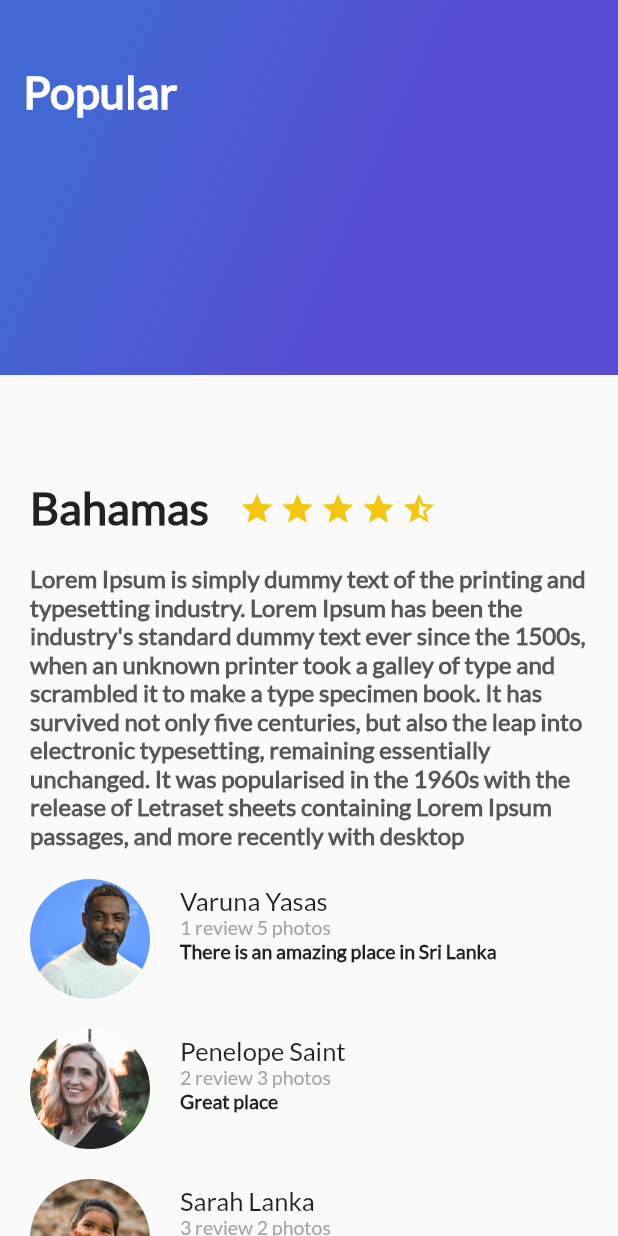
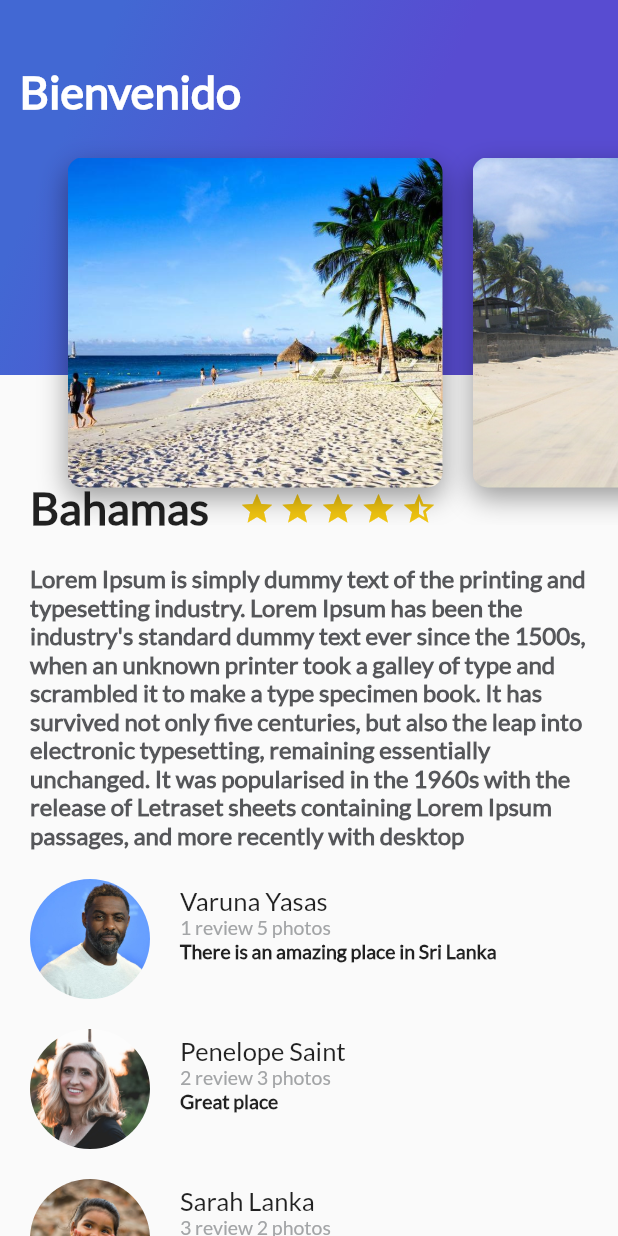
Before and after one commit to davidaskenazy/tripsApp, a Flutter app: the screen it shows after launch, on a phone screen of 412 x 824 dp. Run offline on Flutter 3.47's test engine with Material 2 defaults, Android fonts, the phone set to English and light mode, and no system bars.

Commit message:
ListView

```diff
--- a/lib/card_image.dart
+++ b/lib/card_image.dart
@@ -1,7 +1,7 @@
 import 'package:flutter/material.dart';
 
 class CardImage extends StatelessWidget {
-  String pathImage = "asset/img/beach.jpeg";
+  String pathImage = "assets/img/beach.jpeg";
 
   CardImage(this.pathImage);
 
--- /dev/null
+++ b/lib/card_image_list.dart
@@ -0,0 +1,21 @@
+import 'package:flutter/material.dart';
+import 'card_image.dart';
+
+class CardImageList extends StatelessWidget {
+  @override
+  Widget build(BuildContext context) {
+    return Container(
+      height: 350.0,
+      child: ListView(
+        padding: EdgeInsets.all(25.0),
+        scrollDirection: Axis.horizontal,
+        children: <Widget>[
+          CardImage("assets/img/beach.jpeg"),
+          CardImage("assets/img/beach2.jpg"),
+          CardImage("assets/img/river.jpg"),
+          CardImage("assets/img/sunset.jpg")
+        ],
+      ),
+    );
+  }
+}
--- /dev/null
+++ b/lib/header_appbar.dart
@@ -0,0 +1,12 @@
+import 'package:flutter/material.dart';
+import 'gradient_back.dart';
+import 'card_image_list.dart';
+
+class HeaderAppBar extends StatelessWidget {
+  @override
+  Widget build(BuildContext context) {
+    return Stack(
+      children: <Widget>[GradientBack("Bienvenido"), CardImageList()],
+    );
+  }
+}
--- a/lib/main.dart
+++ b/lib/main.dart
@@ -1,7 +1,7 @@
 import 'package:flutter/material.dart';
 import 'package:tripsApp/description_place.dart';
 import 'package:tripsApp/review_list.dart';
-import 'gradient_back.dart';
+import 'header_appbar.dart';
 
 void main() {
   runApp(MyApp());
@@ -40,7 +40,7 @@ class MyApp extends StatelessWidget {
                   ReviewList()
                 ],
               ),
-              GradientBack("Popular")
+              HeaderAppBar()
             ],
           ),
         ));
--- a/lib/review.dart
+++ b/lib/review.dart
@@ -1,7 +1,7 @@
 import 'package:flutter/material.dart';
 
 class Review extends StatelessWidget {
-  String pathImage = "asset/img/people.jpg";
+  String pathImage = "assets/img/people.jpg";
   String name = "Varuna Yasas";
   String details = "1 review 5 photos";
   String comment = "There is an amazing place in Sri Lanka";
```
Also changed, not shown: 1 other file.
